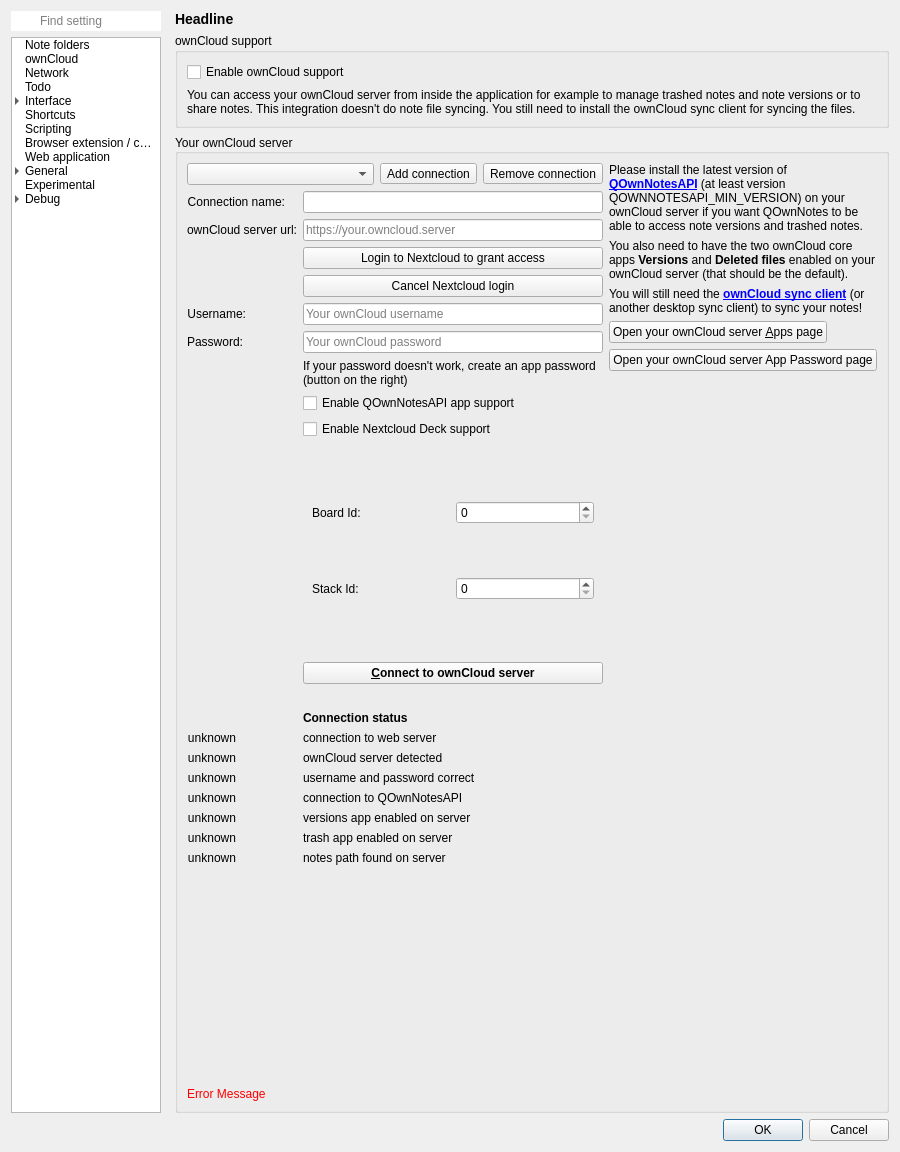
Old version of the form src/dialogs/settingsdialog.ui in the repository pbek/QOwnNotes.
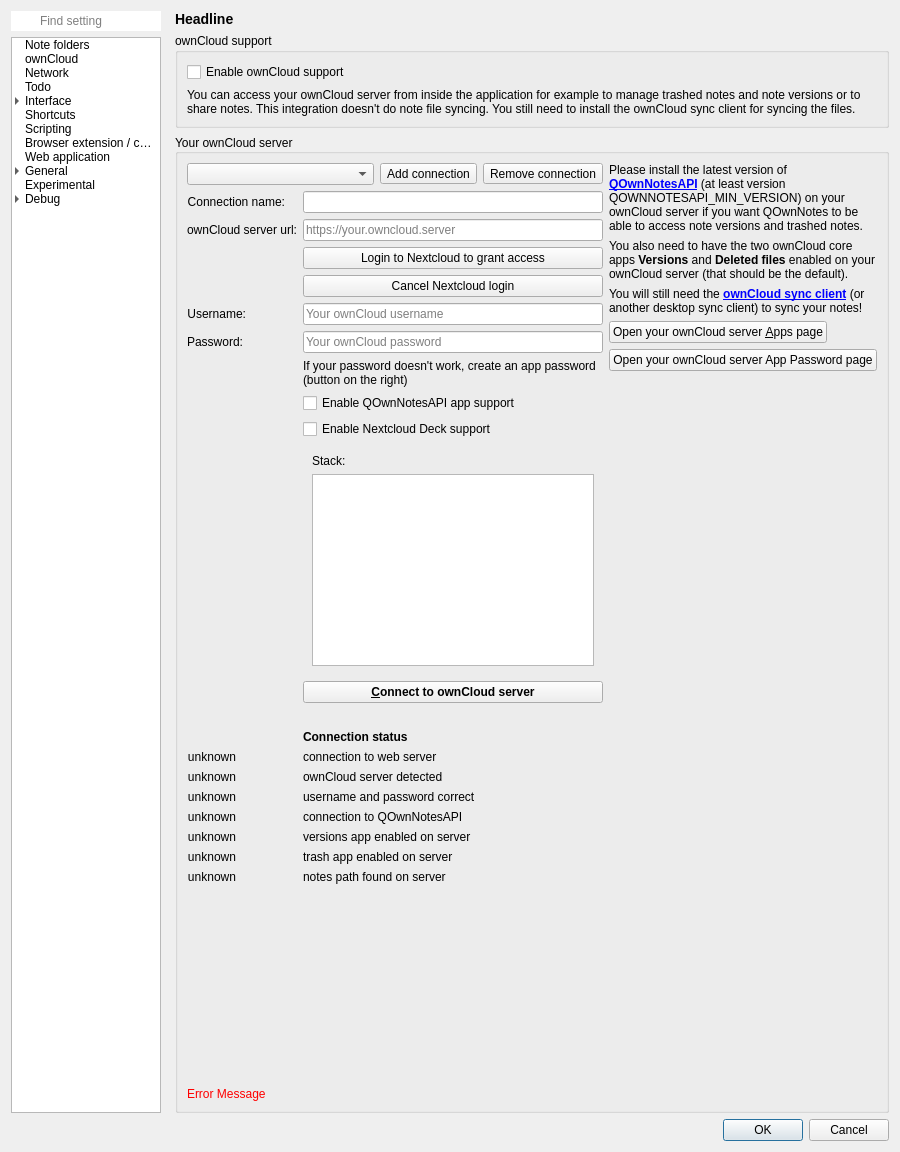
New version of the form. The open tabs and pages were chosen to show the change. Icons and pictures are not drawn. Custom widgets are drawn as their Qt base class.

Commit message: #2789 deck: implement board/stack tree widget

What changed in the file:
```diff
--- a/src/dialogs/settingsdialog.ui
+++ b/src/dialogs/settingsdialog.ui
@@ -1494,44 +1494,23 @@
                      </sizepolicy>
                     </property>
                     <layout class="QGridLayout" name="gridLayout_83">
-                     <item row="0" column="1">
-                      <widget class="QSpinBox" name="nextcloudDeckBoardSpinBox">
-                       <property name="minimum">
-                        <number>0</number>
-                       </property>
-                       <property name="maximum">
-                        <number>999999999</number>
-                       </property>
-                       <property name="value">
-                        <number>0</number>
-                       </property>
-                      </widget>
-                     </item>
                      <item row="0" column="0">
-                      <widget class="QLabel" name="nextcloudDeckBoardLabel">
-                       <property name="text">
-                        <string>Board Id:</string>
-                       </property>
-                      </widget>
-                     </item>
-                     <item row="1" column="0">
                       <widget class="QLabel" name="nextcloudDeckStackLabel">
                        <property name="text">
-                        <string>Stack Id:</string>
+                        <string>Stack:</string>
                        </property>
                       </widget>
                      </item>
-                     <item row="1" column="1">
-                      <widget class="QSpinBox" name="nextcloudDeckStackSpinBox">
-                       <property name="minimum">
-                        <number>0</number>
-                       </property>
-                       <property name="maximum">
-                        <number>999999999</number>
-                       </property>
-                       <property name="value">
-                        <number>0</number>
-                       </property>
+                     <item row="1" column="0" colspan="2">
+                      <widget class="QTreeWidget" name="nextcloudDeckStackTreeWidget">
+                       <attribute name="headerVisible">
+                        <bool>false</bool>
+                       </attribute>
+                       <column>
+                        <property name="text">
+                         <string/>
+                        </property>
+                       </column>
                       </widget>
                      </item>
                     </layout>
```
The commit also changes 5 other files.
